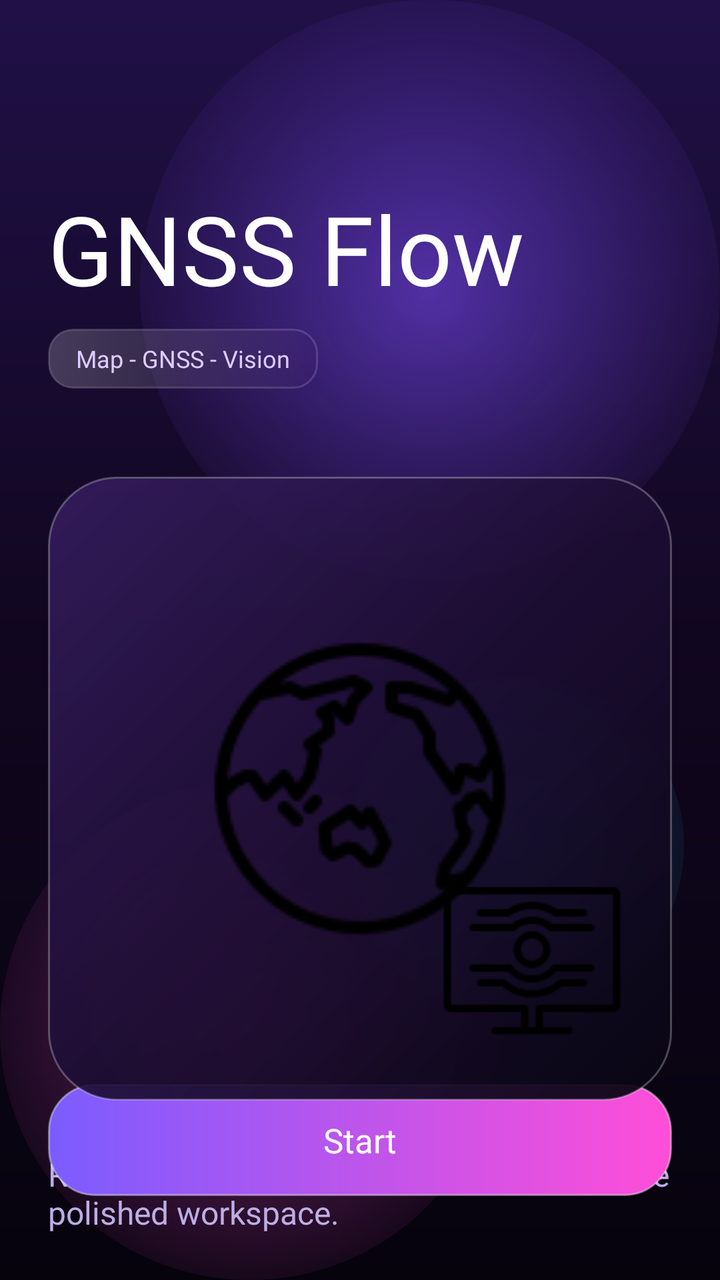
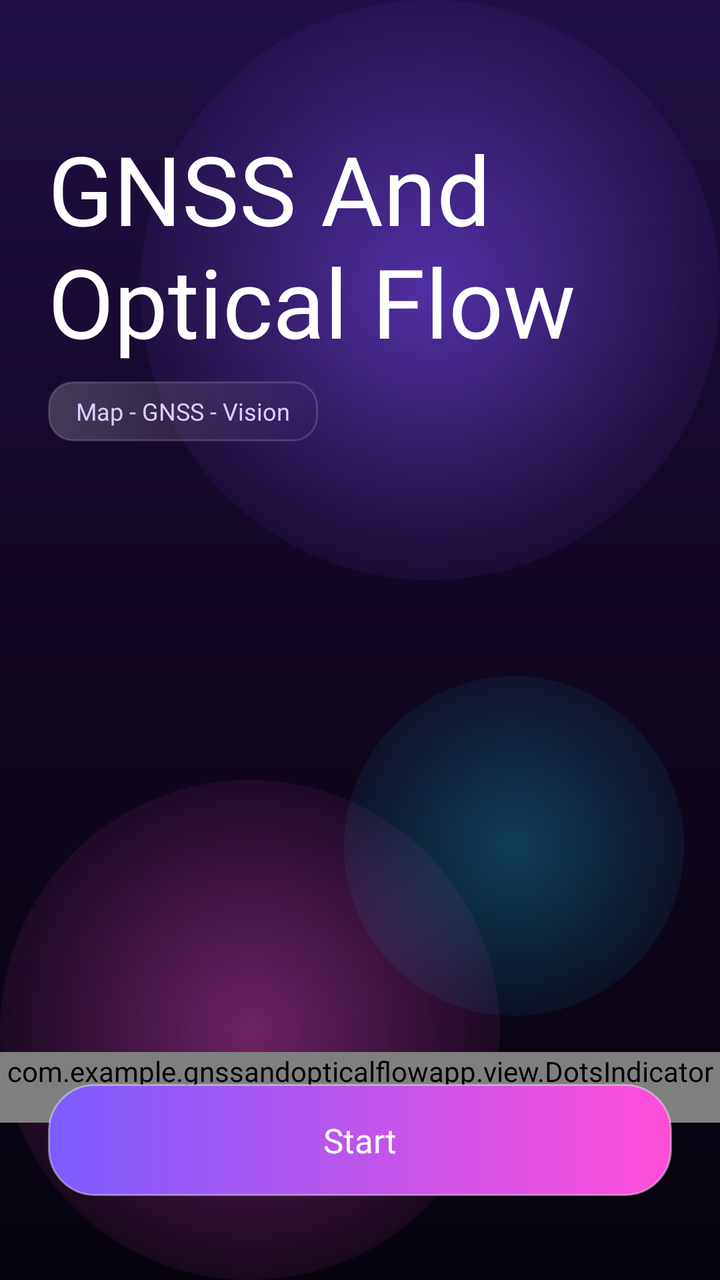

The first picture is an Android layout as it rendered before a commit; the second is the same layout after the commit. The layout source and the unified diff follow.
<!-- AndroidManifest.xml: application theme Theme.BaseProject -->
<!-- res/layout/fragment_intro.xml -->
<?xml version="1.0" encoding="utf-8"?>
<androidx.constraintlayout.widget.ConstraintLayout xmlns:android="http://schemas.android.com/apk/res/android"
    xmlns:app="http://schemas.android.com/apk/res-auto"
    android:layout_width="match_parent"
    android:layout_height="match_parent"
    android:background="@drawable/bg_camera_bubble_gradient">

    <TextView
        android:id="@+id/tvIntroTitle"
        android:layout_width="0dp"
        android:layout_height="wrap_content"
        android:layout_marginHorizontal="24dp"
        android:layout_marginTop="92dp"
        android:fontFamily="@font/inter_black"
        android:text="GNSS Flow"
        android:textColor="@color/white"
        android:textSize="48sp"
        app:layout_constraintEnd_toEndOf="parent"
        app:layout_constraintStart_toStartOf="parent"
        app:layout_constraintTop_toTopOf="parent" />

    <TextView
        android:id="@+id/tvIntroChip"
        android:layout_width="wrap_content"
        android:layout_height="30dp"
        android:layout_marginStart="24dp"
        android:layout_marginTop="8dp"
        android:background="@drawable/bg_glass_chip"
        android:fontFamily="@font/inter_extra_bold"
        android:gravity="center"
        android:paddingHorizontal="14dp"
        android:text="Map - GNSS - Vision"
        android:textColor="#DDCCFF"
        android:textSize="12sp"
        app:layout_constraintStart_toStartOf="parent"
        app:layout_constraintTop_toBottomOf="@id/tvIntroTitle" />

    <FrameLayout
        android:id="@+id/introGlass"
        android:layout_width="0dp"
        android:layout_height="0dp"
        android:layout_marginHorizontal="24dp"
        android:layout_marginTop="44dp"
        android:background="@drawable/bg_modal_glass"
        android:elevation="14dp"
        app:layout_constraintDimensionRatio="1"
        app:layout_constraintEnd_toEndOf="parent"
        app:layout_constraintStart_toStartOf="parent"
        app:layout_constraintTop_toBottomOf="@id/tvIntroChip">

        <ImageView
            android:layout_width="158dp"
            android:layout_height="158dp"
            android:layout_gravity="center"
            android:src="@drawable/ic_earth" />

        <ImageView
            android:layout_width="92dp"
            android:layout_height="92dp"
            android:layout_gravity="bottom|end"
            android:layout_margin="24dp"
            android:src="@drawable/ic_optical_flow" />

    </FrameLayout>

    <TextView
        android:id="@+id/tvIntroSubtitle"
        android:layout_width="0dp"
        android:layout_height="wrap_content"
        android:layout_marginHorizontal="24dp"
        android:layout_marginTop="26dp"
        android:fontFamily="@font/inter_bold"
        android:text="Realtime positioning and optical flow in one polished workspace."
        android:textColor="#BDAEE5"
        android:textSize="16sp"
        app:layout_constraintEnd_toEndOf="parent"
        app:layout_constraintStart_toStartOf="parent"
        app:layout_constraintTop_toBottomOf="@id/introGlass" />

    <TextView
        android:id="@+id/btnStartIntro"
        android:layout_width="0dp"
        android:layout_height="56dp"
        android:layout_marginHorizontal="24dp"
        android:layout_marginBottom="42dp"
        android:background="@drawable/bg_gradient_update_button"
        android:fontFamily="@font/inter_black"
        android:gravity="center"
        android:text="Start"
        android:textColor="@color/white"
        android:textSize="17sp"
        app:layout_constraintBottom_toBottomOf="parent"
        app:layout_constraintEnd_toEndOf="parent"
        app:layout_constraintStart_toStartOf="parent" />

</androidx.constraintlayout.widget.ConstraintLayout>
<!-- resources referenced by this layout -->
<resources>
  <color name="white">#FFFFFFFF</color>
  <!-- drawable bg_glass_chip (drawable) -->
  <?xml version="1.0" encoding="utf-8"?>
  <shape xmlns:android="http://schemas.android.com/apk/res/android">
      <gradient
          android:angle="0"
          android:endColor="#223A185B"
          android:startColor="#33FFFFFF" />
      <corners android:radius="12dp" />
      <stroke
          android:width="1dp"
          android:color="#26FFFFFF" />
  </shape>
  <!-- drawable bg_gradient_update_button (drawable) -->
  <?xml version="1.0" encoding="utf-8"?>
  <ripple xmlns:android="http://schemas.android.com/apk/res/android"
      android:color="#55FFFFFF">
      <item>
          <shape android:shape="rectangle">
              <gradient
                  android:angle="0"
                  android:endColor="#FF4ED8"
                  android:startColor="#7B5CFF" />
              <corners android:radius="23dp" />
              <stroke
                  android:width="1dp"
                  android:color="#66FFFFFF" />
          </shape>
      </item>
  </ripple>
  <!-- drawable bg_modal_glass (drawable) -->
  <?xml version="1.0" encoding="utf-8"?>
  <shape xmlns:android="http://schemas.android.com/apk/res/android">
      <gradient
          android:angle="315"
          android:centerColor="#E51C0D33"
          android:endColor="#F1080512"
          android:startColor="#C93A1F66" />
      <corners android:radius="34dp" />
      <stroke
          android:width="1dp"
          android:color="#44FFFFFF" />
  </shape>
  <!-- drawable ic_earth: webp bitmap (drawable, 2340 bytes) -->
  <!-- drawable ic_optical_flow: webp bitmap (drawable, 950 bytes) -->
  <style name="Theme.BaseProject" parent="Base.Theme.BaseProject" />
  <style name="Base.Theme.BaseProject" parent="Theme.MaterialComponents.Light.NoActionBar">
          
          <item name="colorPrimary">@color/purple_500</item>
          <item name="colorPrimaryVariant">@color/purple_700</item>
          <item name="colorOnPrimary">@color/white</item>
          
          <item name="colorSecondary">@color/teal_200</item>
          <item name="colorSecondaryVariant">@color/teal_700</item>
          <item name="colorOnSecondary">@color/black</item>
          
          <item name="android:statusBarColor">?attr/colorPrimaryVariant</item>
          
          
          <item name="android:colorControlHighlight">@color/ripple_color_main</item>
      </style>
  <color name="purple_500">#FF6200EE</color>
  <color name="purple_700">#FF3700B3</color>
  <color name="teal_200">#FF03DAC5</color>
  <color name="teal_700">#FF018786</color>
  <color name="black">#FF000000</color>
  <color name="ripple_color_main">#2DE14EFE</color>
  <!-- unchanged entries left out for length: 1 -->
</resources>

<!-- the commit's change to res/layout/fragment_intro.xml (unified diff, before → after) -->
@@ -3,6 +3,8 @@
     xmlns:app="http://schemas.android.com/apk/res-auto"
     android:layout_width="match_parent"
     android:layout_height="match_parent"
+    android:clipChildren="false"
+    android:clipToPadding="false"
     android:background="@drawable/bg_camera_bubble_gradient">
 
     <TextView
@@ -10,9 +12,9 @@
         android:layout_width="0dp"
         android:layout_height="wrap_content"
         android:layout_marginHorizontal="24dp"
-        android:layout_marginTop="92dp"
+        android:layout_marginTop="62dp"
         android:fontFamily="@font/inter_black"
-        android:text="GNSS Flow"
+        android:text="GNSS And Optical Flow"
         android:textColor="@color/white"
         android:textSize="48sp"
         app:layout_constraintEnd_toEndOf="parent"
@@ -39,42 +41,32 @@
         android:id="@+id/introGlass"
         android:layout_width="0dp"
         android:layout_height="0dp"
-        android:layout_marginHorizontal="24dp"
-        android:layout_marginTop="44dp"
-        android:background="@drawable/bg_modal_glass"
-        android:elevation="14dp"
-        app:layout_constraintDimensionRatio="1"
+        android:clipChildren="false"
+        android:clipToPadding="false"
         app:layout_constraintEnd_toEndOf="parent"
         app:layout_constraintStart_toStartOf="parent"
-        app:layout_constraintTop_toBottomOf="@id/tvIntroChip">
+        app:layout_constraintTop_toBottomOf="@id/tvIntroChip"
+        android:layout_marginTop="20dp"
+        android:layout_marginBottom="30dp"
+        app:layout_constraintBottom_toTopOf="@id/btnStartIntro">
 
-        <ImageView
-            android:layout_width="158dp"
-            android:layout_height="158dp"
-            android:layout_gravity="center"
-            android:src="@drawable/ic_earth" />
-
-        <ImageView
-            android:layout_width="92dp"
-            android:layout_height="92dp"
-            android:layout_gravity="bottom|end"
-            android:layout_margin="24dp"
-            android:src="@drawable/ic_optical_flow" />
+        <androidx.viewpager2.widget.ViewPager2
+            android:id="@+id/introImagePager"
+            android:layout_width="match_parent"
+            android:layout_height="match_parent"
+            android:clipChildren="false"
+            android:clipToPadding="false"
+            android:overScrollMode="never" />
 
     </FrameLayout>
 
-    <TextView
-        android:id="@+id/tvIntroSubtitle"
-        android:layout_width="0dp"
+    <com.example.gnssandopticalflowapp.view.DotsIndicatorViewRound
+        android:id="@+id/introDots"
+        android:layout_width="wrap_content"
         android:layout_height="wrap_content"
-        android:layout_marginHorizontal="24dp"
-        android:layout_marginTop="26dp"
-        android:fontFamily="@font/inter_bold"
-        android:text="Realtime positioning and optical flow in one polished workspace."
-        android:textColor="#BDAEE5"
-        android:textSize="16sp"
-        app:layout_constraintEnd_toEndOf="parent"
-        app:layout_constraintStart_toStartOf="parent"
+        android:layout_marginTop="14dp"
+        app:layout_constraintEnd_toEndOf="@id/introGlass"
+        app:layout_constraintStart_toStartOf="@id/introGlass"
         app:layout_constraintTop_toBottomOf="@id/introGlass" />
 
     <TextView
<!-- resource entries referenced after the edit -->
@@ -30,21 +30,6 @@
           </shape>
       </item>
   </ripple>
-  <!-- drawable bg_modal_glass (drawable) -->
-  <?xml version="1.0" encoding="utf-8"?>
-  <shape xmlns:android="http://schemas.android.com/apk/res/android">
-      <gradient
-          android:angle="315"
-          android:centerColor="#E51C0D33"
-          android:endColor="#F1080512"
-          android:startColor="#C93A1F66" />
-      <corners android:radius="34dp" />
-      <stroke
-          android:width="1dp"
-          android:color="#44FFFFFF" />
-  </shape>
-  <!-- drawable ic_earth: webp bitmap (drawable, 2340 bytes) -->
-  <!-- drawable ic_optical_flow: webp bitmap (drawable, 950 bytes) -->
   <style name="Theme.BaseProject" parent="Base.Theme.BaseProject" />
   <style name="Base.Theme.BaseProject" parent="Theme.MaterialComponents.Light.NoActionBar">
           
